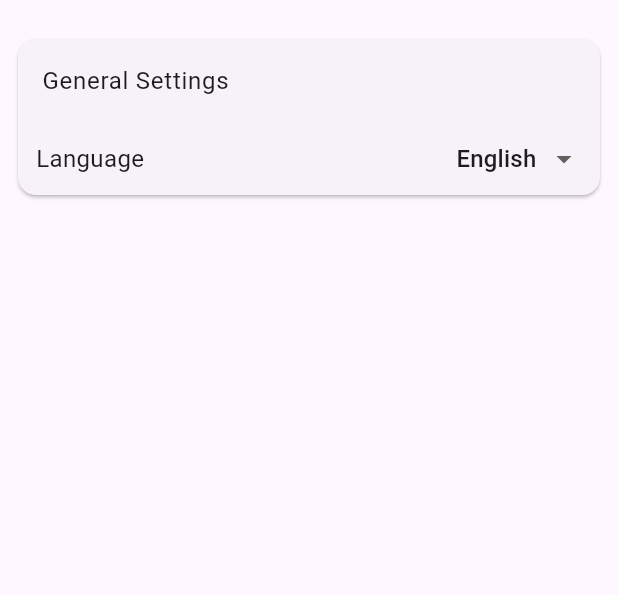
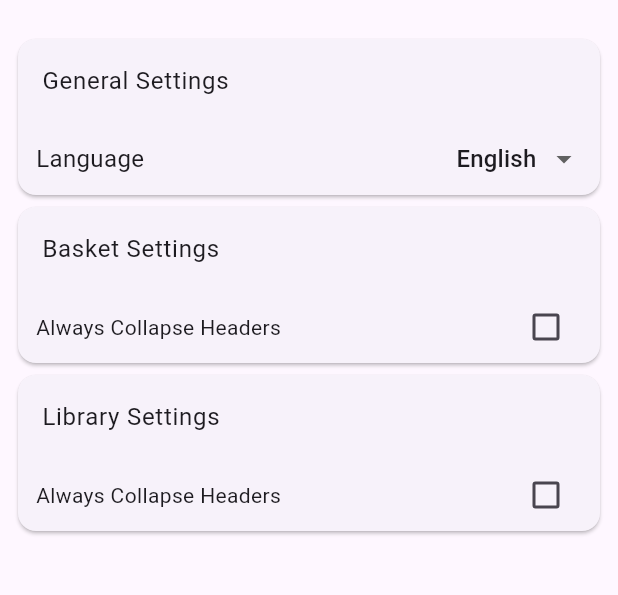
Before and after one commit to Hollow-Ego/rabenkorb, a Flutter app: the SettingsPage screen opened by its route, on a phone screen of 412 x 824 dp, the part 63-658 px from its top. Run offline on Flutter 3.47's test engine with Material 3 defaults, Android fonts, the phone set to English and light mode, and no system bars; our stand-ins replace device_info_plus, drift, file_picker, go_router, package_info_plus, permission_handler and 3 more; missing offline and left inert: codenic_logger, drag_and_drop_lists, mongo_dart; accounts and stored records are empty; generated files the repository leaves out were written again; statements that could not run were skipped.

Commit message:
categories for baskets and libraries can now be configured to be always collapsed

```diff
--- a/lib/features/core/display/list/core_grouped_list.dart
+++ b/lib/features/core/display/list/core_grouped_list.dart
@@ -13,6 +13,7 @@ class CoreGroupedList<T extends DataItem> extends StatelessWidget {
   final void Function(int, int, int, int)? onItemReorder;
   final void Function(int, int, List<GroupedItems<T>>)? onListReorder;
   final void Function(bool, ItemCategoryViewModel, String)? onExpansionChange;
+  final bool Function(String) getInitialExpansion;
   final bool canDragList;
   final bool canDragItem;
 
@@ -23,6 +24,7 @@ class CoreGroupedList<T extends DataItem> extends StatelessWidget {
     super.key,
     required this.source,
     required this.itemContentBuilder,
+    required this.getInitialExpansion,
     this.onItemReorder,
     this.onListReorder,
     this.canDragList = false,
@@ -60,7 +62,7 @@ class CoreGroupedList<T extends DataItem> extends StatelessWidget {
         children: mappedItems,
         canDrag: canDragList,
         disableTopAndBottomBorders: true,
-        initiallyExpanded: true,
+        initiallyExpanded: getInitialExpansion(headerKey),
         onExpansionChanged: (bool expanded) {
           if (onExpansionChange != null) {
             onExpansionChange!(expanded, itemGroup.category, headerKey);
--- /dev/null
+++ b/lib/features/core/inputs/core_checkbox.dart
@@ -0,0 +1,17 @@
+import 'package:flutter/material.dart';
+
+class CoreCheckbox extends StatelessWidget {
+  final bool value;
+  final void Function(bool?)? onChanged;
+
+  const CoreCheckbox({
+    super.key,
+    required this.value,
+    this.onChanged,
+  });
+
+  @override
+  Widget build(BuildContext context) {
+    return Checkbox(value: value, onChanged: onChanged);
+  }
+}
--- /dev/null
+++ b/lib/features/settings/basket_settings.dart
@@ -0,0 +1,38 @@
+import 'package:flutter/material.dart';
+import 'package:rabenkorb/features/core/inputs/core_checkbox.dart';
+import 'package:rabenkorb/generated/l10n.dart';
+import 'package:rabenkorb/services/state/basket_state_service.dart';
+import 'package:watch_it/watch_it.dart';
+
+class BasketSettings extends StatelessWidget with WatchItMixin {
+  const BasketSettings({super.key});
+
+  @override
+  Widget build(BuildContext context) {
+    final alwaysCollapseCategories = watchStream((BasketStateService p0) => p0.alwaysCollapseCategories, initialValue: false);
+
+    return Card(
+        child: Column(
+      children: [
+        ListTile(
+          title: Text(S.of(context).SettingsBasket),
+        ),
+        Padding(
+          padding: const EdgeInsets.symmetric(horizontal: 12.0),
+          child: Row(
+            mainAxisAlignment: MainAxisAlignment.spaceBetween,
+            children: [
+              Text(S.of(context).AlwaysCollapseCategories),
+              CoreCheckbox(
+                value: alwaysCollapseCategories.data ?? false,
+                onChanged: (bool? isChecked) async {
+                  await di<BasketStateService>().setAlwaysCollapseCategories(isChecked ?? false);
+                },
+              ),
+            ],
+          ),
+        )
+      ],
+    ));
+  }
+}
--- a/lib/features/settings/general_settings.dart
+++ b/lib/features/settings/general_settings.dart
@@ -4,7 +4,7 @@ import 'package:rabenkorb/generated/l10n.dart';
 import 'package:rabenkorb/services/state/intl_state_service.dart';
 import 'package:watch_it/watch_it.dart';
 
-class GeneralSettings extends StatelessWidget with WatchItMixin {
+class GeneralSettings extends StatelessWidget {
   const GeneralSettings({super.key});
 
   @override
--- /dev/null
+++ b/lib/features/settings/library_settings.dart
@@ -0,0 +1,38 @@
+import 'package:flutter/material.dart';
+import 'package:rabenkorb/features/core/inputs/core_checkbox.dart';
+import 'package:rabenkorb/generated/l10n.dart';
+import 'package:rabenkorb/services/state/library_state_service.dart';
+import 'package:watch_it/watch_it.dart';
+
+class LibrarySettings extends StatelessWidget with WatchItMixin {
+  const LibrarySettings({super.key});
+
+  @override
+  Widget build(BuildContext context) {
+    final alwaysCollapseCategories = watchStream((LibraryStateService p0) => p0.alwaysCollapseCategories, initialValue: false);
+
+    return Card(
+        child: Column(
+      children: [
+        ListTile(
+          title: Text(S.of(context).SettingsLibrary),
+        ),
+        Padding(
+          padding: const EdgeInsets.symmetric(horizontal: 12.0),
+          child: Row(
+            mainAxisAlignment: MainAxisAlignment.spaceBetween,
+            children: [
+              Text(S.of(context).AlwaysCollapseCategories),
+              CoreCheckbox(
+                value: alwaysCollapseCategories.data ?? false,
+                onChanged: (bool? isChecked) async {
+                  await di<LibraryStateService>().setAlwaysCollapseCategories(isChecked ?? false);
+                },
+              ),
+            ],
+          ),
+        )
+      ],
+    ));
+  }
+}
--- a/lib/features/settings/settings_page.dart
+++ b/lib/features/settings/settings_page.dart
@@ -1,7 +1,9 @@
 import 'package:flutter/material.dart';
 import 'package:rabenkorb/features/core/structural/core_scaffold.dart';
 import 'package:rabenkorb/features/core/structural/drawer/core_drawer.dart';
+import 'package:rabenkorb/features/settings/basket_settings.dart';
 import 'package:rabenkorb/features/settings/general_settings.dart';
+import 'package:rabenkorb/features/settings/library_settings.dart';
 import 'package:rabenkorb/generated/l10n.dart';
 
 class SettingsPage extends StatelessWidget {
@@ -16,6 +18,8 @@ class SettingsPage extends StatelessWidget {
           child: Column(
             children: [
               GeneralSettings(),
+              BasketSettings(),
+              LibrarySettings(),
             ],
           ),
         ),
--- a/lib/l10n/intl_de_DE.arb
+++ b/lib/l10n/intl_de_DE.arb
@@ -5,6 +5,9 @@
   "Menu": "Menü",
   "Settings": "Einstellungen",
   "SettingsGeneral": "Allgemeine Einstellungen",
+  "SettingsLibrary": "Bibliothek Einstellungen",
+  "SettingsBasket": "Einkaufskorb Einstellungen",
+  "AlwaysCollapseCategories": "Kategorien immer zuklappen",
   "Home": "Home",
   "Language": "Sprache",
   "EmptyMessage": "Nichts zu sehen",
--- a/lib/l10n/intl_en.arb
+++ b/lib/l10n/intl_en.arb
@@ -5,6 +5,9 @@
   "Menu": "Menu",
   "Settings": "Settings",
   "SettingsGeneral": "General Settings",
+  "SettingsLibrary": "Library Settings",
+  "SettingsBasket": "Basket Settings",
+  "AlwaysCollapseCategories": "Always Collapse Headers",
   "Home": "Home",
   "Language": "Language",
   "EmptyMessage": "Nothing to see",
--- a/lib/shared/preference_keys.dart
+++ b/lib/shared/preference_keys.dart
@@ -1,10 +1,12 @@
 abstract class PreferenceKeys {
   static const libraryGroupMode = "library:group-mode";
   static const librarySortRuleId = "library:sort-rule-id";
+  static const libraryAlwaysCollapseCategories = "library:collapse-headers";
 
   static const basketGroupMode = "basket:group-mode";
   static const basketSortRuleId = "basket:sort-rule-id";
   static const basketId = "basket:id";
+  static const basketAlwaysCollapseCategories = "basket:collapse-headers";
 
   static const intlLocale = "intl:locale";
 }
```
Also changed, not shown: lib/features/library/library_view.dart (+9 -1 lines), lib/services/state/basket_state_service.dart (+12 -2 lines), lib/services/state/library_state_service.dart (+12 -2 lines), lib/generated/intl/messages_de_DE.dart, lib/generated/intl/messages_en.dart, lib/generated/l10n.dart, 2 other files.
